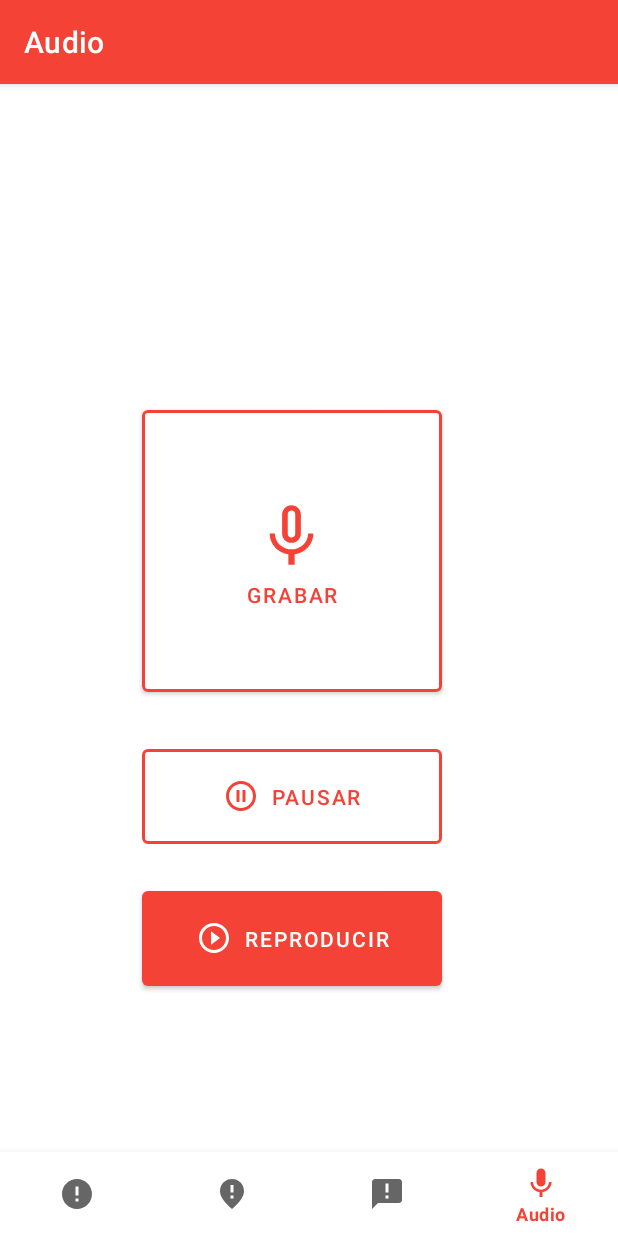
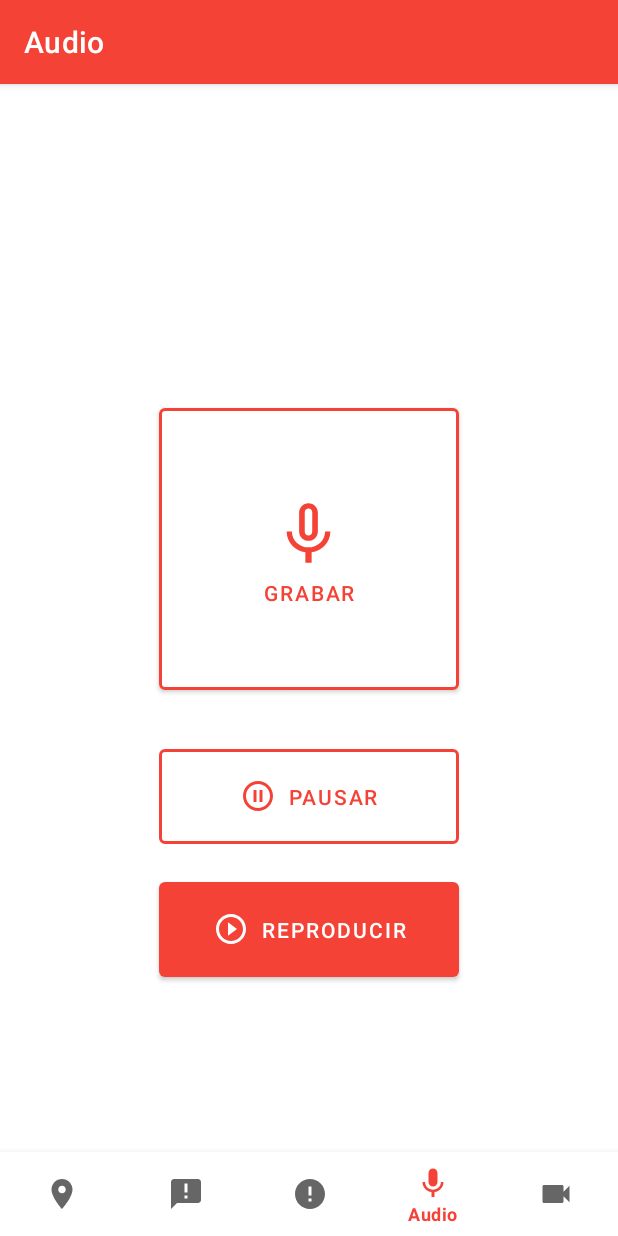
Before and after one commit to QuispeAbel/912b, an Android app: the RecordAudio screen opened through its navigation route, on a phone screen of 412 x 824 dp. Run offline under Robolectric (Android 15) with nearby library versions, the phone set to English and light mode, and no system bars; our stand-ins replace navigation-ui.

Commit message:
nav camara

```diff
--- a/app/src/main/java/com/example/a912b/MainActivity.kt
+++ b/app/src/main/java/com/example/a912b/MainActivity.kt
@@ -26,7 +26,7 @@ class MainActivity : AppCompatActivity() {
         // menu should be considered as top level destinations.
         val appBarConfiguration = AppBarConfiguration(
             setOf(
-                R.id.navigation_home, R.id.navigation_dashboard, R.id.navigation_notifications, R.id.navigation_recordaudio
+                 R.id.navigation_dashboard, R.id.navigation_notifications,R.id.navigation_home, R.id.navigation_recordaudio, R.id.navigation_recordvideo
             )
         )
         setupActionBarWithNavController(navController, appBarConfiguration)
--- a/app/src/main/res/drawable/ic_ubicacion_24dp.xml
+++ b/app/src/main/res/drawable/ic_ubicacion_24dp.xml
@@ -1,5 +1,5 @@
 <vector xmlns:android="http://schemas.android.com/apk/res/android" android:height="24dp" android:tint="#000000" android:viewportHeight="24" android:viewportWidth="24" android:width="24dp">
 
-    <path android:fillColor="@android:color/white" android:pathData="M12,2c-4.2,0 -8,3.22 -8,8.2c0,3.32 2.67,7.25 8,11.8c5.33,-4.55 8,-8.48 8,-11.8C20,5.22 16.2,2 12,2zM13,15h-2v-2h2V15zM13,11h-2V6h2V11z"/>
+    <path android:fillColor="@android:color/white" android:pathData="M12,2C8.13,2 5,5.13 5,9c0,5.25 7,13 7,13s7,-7.75 7,-13c0,-3.87 -3.13,-7 -7,-7zM12,11.5c-1.38,0 -2.5,-1.12 -2.5,-2.5s1.12,-2.5 2.5,-2.5 2.5,1.12 2.5,2.5 -1.12,2.5 -2.5,2.5z"/>
 
 </vector>
--- /dev/null
+++ b/app/src/main/res/drawable/ic_videocam.xml
@@ -0,0 +1,5 @@
+<vector xmlns:android="http://schemas.android.com/apk/res/android" android:height="24dp" android:tint="#000000" android:viewportHeight="24" android:viewportWidth="24" android:width="24dp">
+
+    <path android:fillColor="@android:color/white" android:pathData="M17,10.5V7c0,-0.55 -0.45,-1 -1,-1H4c-0.55,0 -1,0.45 -1,1v10c0,0.55 0.45,1 1,1h12c0.55,0 1,-0.45 1,-1v-3.5l4,4v-11l-4,4z"/>
+
+</vector>
--- a/app/src/main/res/layout/fragment_record_audio.xml
+++ b/app/src/main/res/layout/fragment_record_audio.xml
@@ -18,10 +18,9 @@
         app:iconTint="@color/red_claro"
         app:layout_constraintBottom_toBottomOf="parent"
         app:layout_constraintEnd_toEndOf="parent"
-        app:layout_constraintHorizontal_bias="0.445"
         app:layout_constraintStart_toStartOf="parent"
         app:layout_constraintTop_toTopOf="parent"
-        app:layout_constraintVertical_bias="0.303"
+        app:layout_constraintVertical_bias="0.301"
         app:strokeColor="@color/red_claro"
         app:strokeWidth="2dp" />
 
@@ -37,7 +36,6 @@
         app:iconTint="@color/red_claro"
         app:layout_constraintBottom_toBottomOf="parent"
         app:layout_constraintEnd_toEndOf="parent"
-        app:layout_constraintHorizontal_bias="0.445"
         app:layout_constraintStart_toStartOf="parent"
         app:layout_constraintTop_toTopOf="parent"
         app:layout_constraintVertical_bias="0.599"
@@ -50,21 +48,13 @@
         android:layout_height="75dp"
         android:layout_marginTop="58dp"
         android:text="@string/playRecord_btn"
+        app:icon="@drawable/ic_play_circle_24"
+        app:iconGravity="textStart"
+        app:iconTint="@color/white"
         app:layout_constraintBottom_toBottomOf="parent"
         app:layout_constraintEnd_toEndOf="parent"
-        app:layout_constraintHorizontal_bias="0.445"
         app:layout_constraintStart_toStartOf="parent"
         app:layout_constraintTop_toTopOf="parent"
-        app:layout_constraintVertical_bias="0.722"
-        app:icon="@drawable/ic_play_circle_24"
-        app:iconGravity="textStart"
-        app:iconTint="@color/white"/>
-
-    <androidx.constraintlayout.widget.Guideline
-        android:id="@+id/guideline2"
-        android:layout_width="wrap_content"
-        android:layout_height="wrap_content"
-        android:orientation="vertical"
-        app:layout_constraintGuide_begin="20dp" />
+        app:layout_constraintVertical_bias="0.712" />
 
 </androidx.constraintlayout.widget.ConstraintLayout>
--- a/app/src/main/res/menu/bottom_nav_menu.xml
+++ b/app/src/main/res/menu/bottom_nav_menu.xml
@@ -1,10 +1,7 @@
 <?xml version="1.0" encoding="utf-8"?>
 <menu xmlns:android="http://schemas.android.com/apk/res/android">
 
-    <item
-        android:id="@+id/navigation_home"
-        android:icon="@drawable/ic_home_black_24dp"
-        android:title="@string/title_home" />
+
 
     <item
         android:id="@+id/navigation_dashboard"
@@ -17,8 +14,17 @@
         android:title="@string/title_notifications" />
 
     <item
+        android:id="@+id/navigation_home"
+        android:icon="@drawable/ic_home_black_24dp"
+        android:title="@string/title_home" />
+
+    <item
         android:id="@+id/navigation_recordaudio"
         android:icon="@drawable/ic_audio"
         android:title="@string/title_audio" />
+    <item
+        android:id="@+id/navigation_recordvideo"
+        android:icon="@drawable/ic_videocam"
+        android:title="@string/title_video" />
 
 </menu>
--- a/app/src/main/res/navigation/mobile_navigation.xml
+++ b/app/src/main/res/navigation/mobile_navigation.xml
@@ -5,11 +5,7 @@
     android:id="@+id/mobile_navigation"
     app:startDestination="@+id/navigation_home">
 
-    <fragment
-        android:id="@+id/navigation_home"
-        android:name="com.example.a912b.ui.home.HomeFragment"
-        android:label="@string/title_home"
-        tools:layout="@layout/fragment_home" />
+
 
     <fragment
         android:id="@+id/navigation_dashboard"
@@ -24,8 +20,20 @@
         tools:layout="@layout/fragment_notifications" />
 
     <fragment
+        android:id="@+id/navigation_home"
+        android:name="com.example.a912b.ui.home.HomeFragment"
+        android:label="@string/title_home"
+        tools:layout="@layout/fragment_home" />
+
+    <fragment
         android:id="@+id/navigation_recordaudio"
         android:name="com.example.a912b.ui.recordaudio.RecordAudio"
         android:label="@string/title_audio"
         tools:layout="@layout/fragment_record_audio" />
+
+    <fragment
+        android:id="@+id/navigation_recordvideo"
+        android:name="com.example.a912b.ui.recordvideo.RecordVideoFragment"
+        android:label="@string/title_video"
+        tools:layout="@layout/fragment_record_video" />
 </navigation>
--- a/app/src/main/res/values/strings.xml
+++ b/app/src/main/res/values/strings.xml
@@ -7,6 +7,7 @@
     <string name="alerta_btn">Alerta</string>
     <string name="linterna_btn">Flash</string>
     <string name="title_audio">Audio</string>
+    <string name="title_video">Video</string>
     <string name="startRecord_btn">Grabar</string>
     <string name="stopRecord_btn">Pausar</string>
     <string name="playRecord_btn">Reproducir</string>
```
Also changed, not shown: app/src/main/java/com/example/a912b/ui/recordvideo/RecordVideoFragment.kt (added, +31 -0 lines), app/src/main/java/com/example/a912b/ui/recordvideo/RecordVideoViewModel.kt (added, +7 -0 lines), app/src/main/res/layout/fragment_record_video.xml (added, +13 -0 lines).
